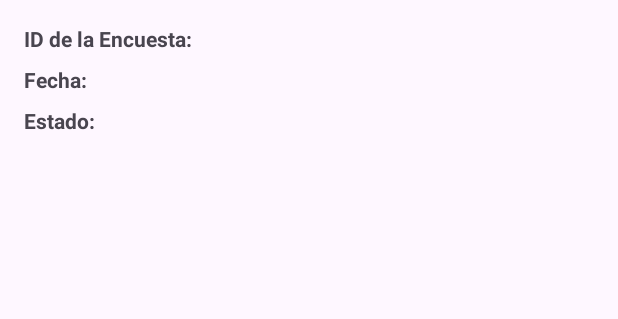
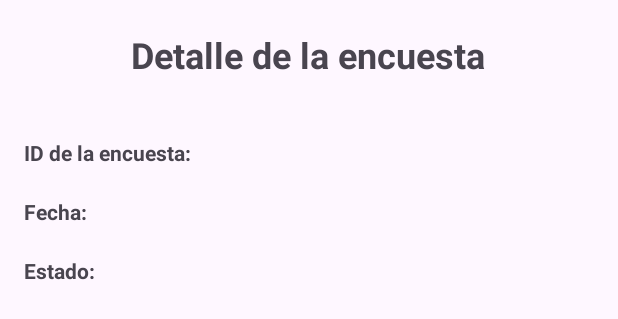
Before and after one commit to nicole-alvarado/NutriTNT, an Android app: the layout activity_detalle_encuesta.xml on its own in the app's theme, with its tools: preview values and no code run, on a phone screen of 412 x 824 dp. Shown: the top 319 px of the screen. Run offline under Robolectric (Android 15) with nearby library versions, the phone set to English and light mode, and no system bars.

Commit message:
se agregó título al detalle de la encuesta

```diff
--- a/app/src/main/res/layout/activity_detalle_encuesta.xml
+++ b/app/src/main/res/layout/activity_detalle_encuesta.xml
@@ -8,37 +8,50 @@
     tools:context=".DetalleEncuestaActivity">
 
     <TextView
+        android:id="@+id/textEncuestas"
+        android:layout_width="wrap_content"
+        android:layout_height="wrap_content"
+        android:layout_marginTop="20dp"
+        android:text="Detalle de la encuesta"
+        android:textSize="24sp"
+        android:textStyle="bold"
+        app:layout_constraintEnd_toEndOf="parent"
+        app:layout_constraintHorizontal_bias="0.498"
+        app:layout_constraintStart_toStartOf="parent"
+        app:layout_constraintTop_toTopOf="parent" />
+
+    <TextView
         android:id="@+id/idEncuestaTextView"
         android:layout_width="wrap_content"
         android:layout_height="wrap_content"
-        android:text="ID de la Encuesta:"
+        android:layout_marginStart="16dp"
+        android:layout_marginTop="92dp"
+        android:text="ID de la encuesta:"
         android:textStyle="bold"
         app:layout_constraintStart_toStartOf="parent"
-        app:layout_constraintTop_toTopOf="parent"
-        android:layout_marginStart="16dp"
-        android:layout_marginTop="16dp"/>
+        app:layout_constraintTop_toTopOf="parent" />
 
     <TextView
         android:id="@+id/fechaTextView"
         android:layout_width="wrap_content"
         android:layout_height="wrap_content"
+        android:layout_marginStart="16dp"
+        android:layout_marginTop="20dp"
         android:text="Fecha:"
         android:textStyle="bold"
         app:layout_constraintStart_toStartOf="parent"
-        app:layout_constraintTop_toBottomOf="@+id/idEncuestaTextView"
-        android:layout_marginStart="16dp"
-        android:layout_marginTop="8dp"/>
+        app:layout_constraintTop_toBottomOf="@+id/idEncuestaTextView" />
 
     <TextView
         android:id="@+id/estadoTextView"
         android:layout_width="wrap_content"
         android:layout_height="wrap_content"
+        android:layout_marginStart="16dp"
+        android:layout_marginTop="20dp"
         android:text="Estado:"
         android:textStyle="bold"
         app:layout_constraintStart_toStartOf="parent"
-        app:layout_constraintTop_toBottomOf="@+id/fechaTextView"
-        android:layout_marginStart="16dp"
-        android:layout_marginTop="8dp"/>
+        app:layout_constraintTop_toBottomOf="@+id/fechaTextView" />
 
     <TextView
         android:id="@+id/idEncuestaValorTextView"
```
